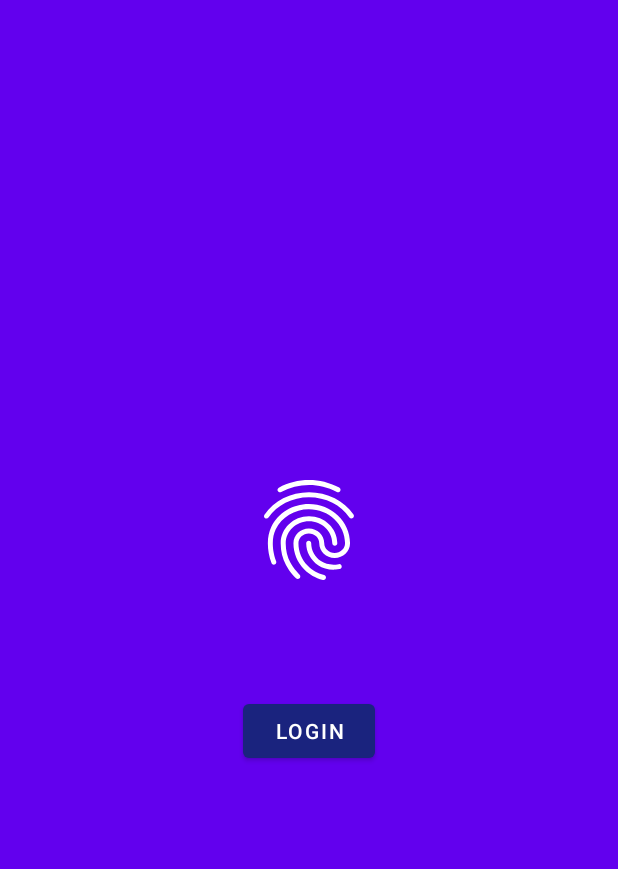
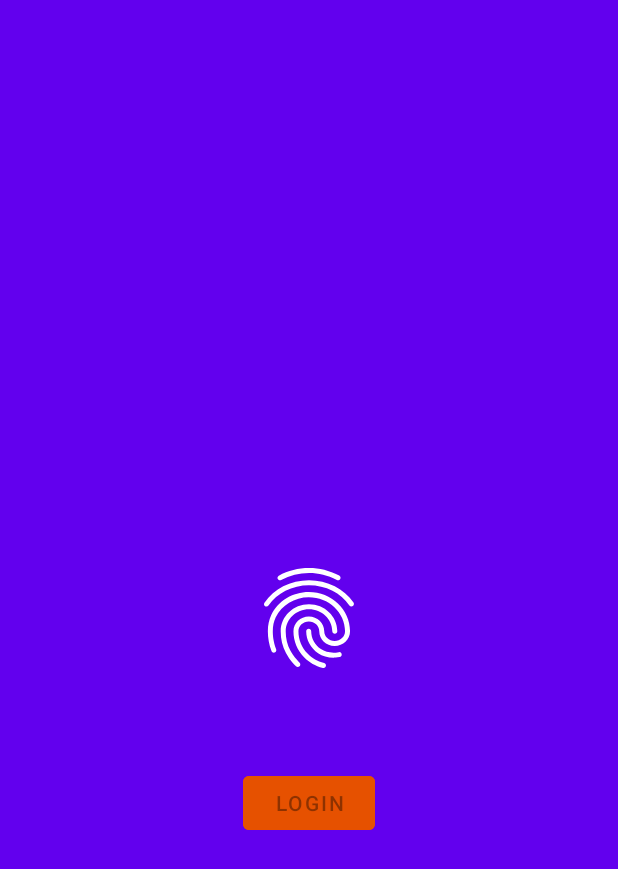
Before and after one commit to ezatpanah/BiometricAuthentication-Youtube, an Android app: the layout activity_main.xml on its own in the app's theme, with its tools: preview values and no code run, on a phone screen of 412 x 824 dp. Shown: the top 869 px of the screen. Run offline under Robolectric (Android 15) with nearby library versions, the phone set to English and light mode, and no system bars.

Commit message:
Update activity_main.xml

```diff
--- a/app/src/main/res/layout/activity_main.xml
+++ b/app/src/main/res/layout/activity_main.xml
@@ -8,36 +8,35 @@
     tools:context=".MainActivity">
 
     <ImageView
-        android:id="@+id/imgFinger"
+        android:id="@+id/imgFingure"
         android:layout_width="80dp"
         android:layout_height="80dp"
         android:src="@drawable/ic_baseline_fingerprint_24"
-        app:layout_constraintBottom_toTopOf="@id/tvShowMsg"
+        app:layout_constraintBottom_toBottomOf="parent"
         app:layout_constraintEnd_toEndOf="parent"
         app:layout_constraintStart_toStartOf="parent"
-        app:layout_constraintTop_toTopOf="parent"
-        app:layout_constraintVertical_chainStyle="packed" />
-
+        app:layout_constraintTop_toTopOf="parent" />
     <TextView
-        android:id="@+id/tvShowMsg"
+        android:id="@+id/tvMsg"
         android:layout_width="wrap_content"
         android:layout_height="wrap_content"
-        android:layout_marginVertical="25dp"
+        android:text=""
+        android:layout_marginTop="20dp"
         android:textColor="@color/white"
-        app:layout_constraintBottom_toTopOf="@id/button"
-        app:layout_constraintEnd_toEndOf="parent"
+        app:layout_constraintTop_toBottomOf="@id/imgFingure"
         app:layout_constraintStart_toStartOf="parent"
-        app:layout_constraintTop_toBottomOf="@id/imgFinger" />
-
+        app:layout_constraintEnd_toEndOf="parent"/>
 
     <Button
-        android:id="@+id/button"
+        android:id="@+id/btnLogin"
+        android:enabled="false"
         android:layout_width="wrap_content"
         android:layout_height="wrap_content"
         android:text="Login"
-        app:backgroundTint="#1A237E"
-        app:layout_constraintBottom_toBottomOf="parent"
-        app:layout_constraintEnd_toEndOf="parent"
+        android:layout_marginTop="20dp"
+        android:backgroundTint="#E65100"
+        app:layout_constraintTop_toBottomOf="@id/tvMsg"
         app:layout_constraintStart_toStartOf="parent"
-        app:layout_constraintTop_toBottomOf="@id/tvShowMsg" />
+        app:layout_constraintEnd_toEndOf="parent"/>
+
 </androidx.constraintlayout.widget.ConstraintLayout>
```
